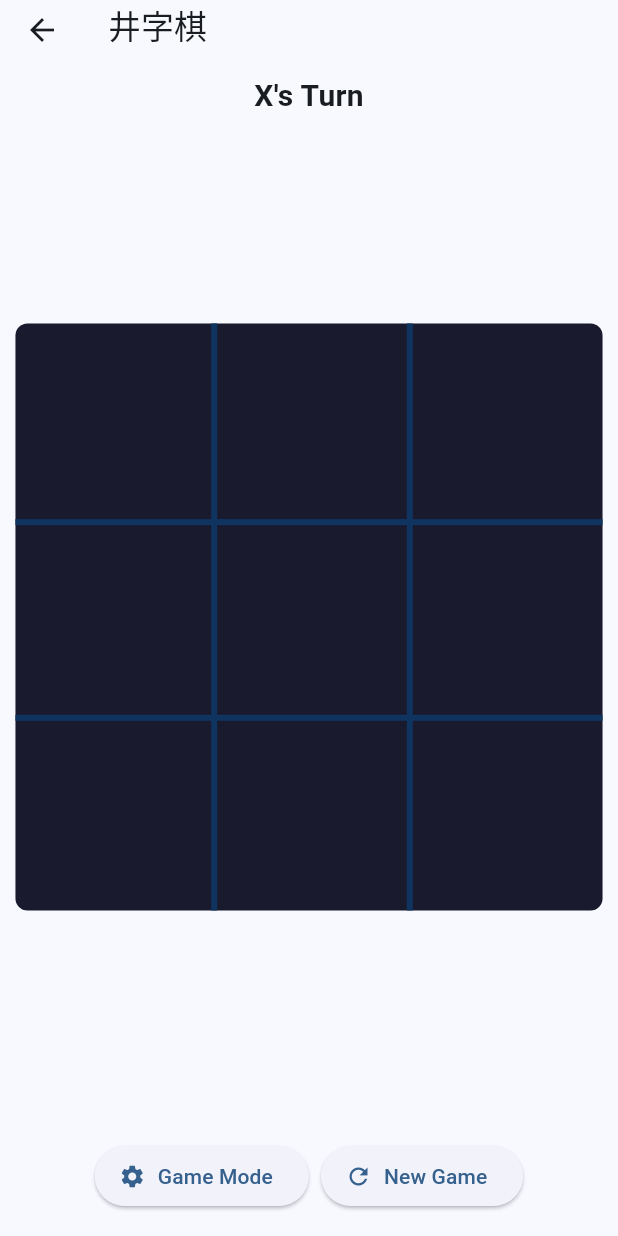
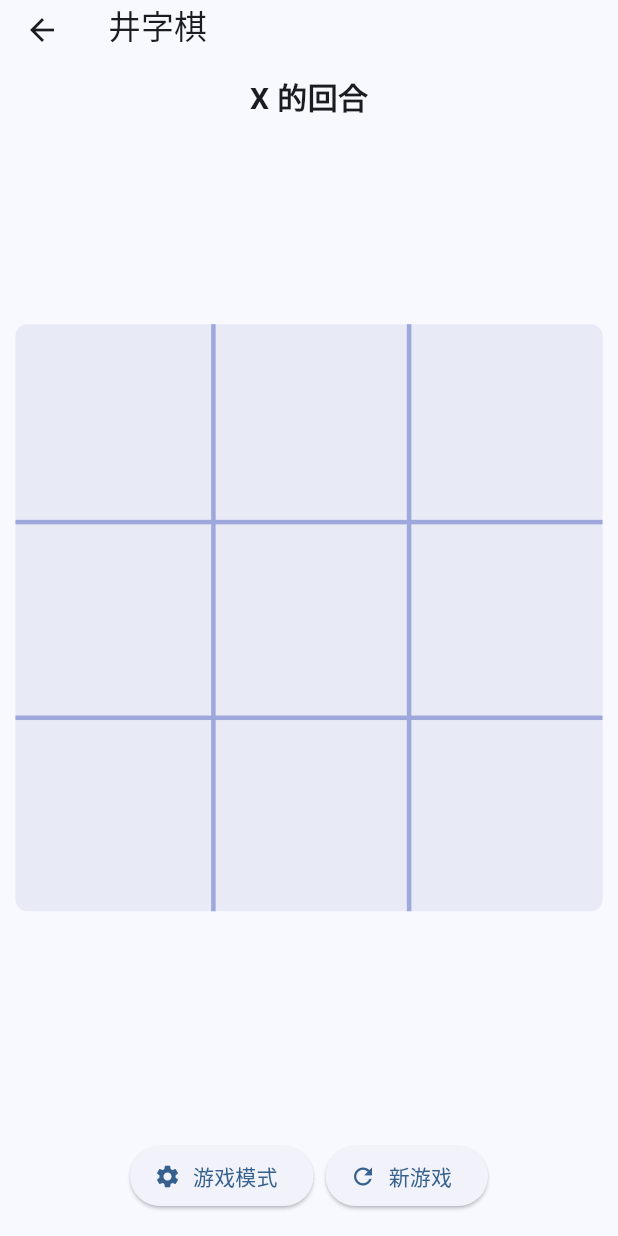
Before and after one commit to neohope/GeminiGameDemo, a Flutter app: the TicTacToePage screen opened by its route, on a phone screen of 412 x 824 dp. Run offline on Flutter 3.47's test engine with Material 3 defaults, Android fonts, the phone set to English and light mode, and no system bars; our stand-ins replace equatable, flutter_riverpod, go_router, shared_preferences; accounts and stored records are empty.

Commit message:
TicTacToe: lighter colors and Chinese UI

```diff
--- a/lib/features/games/tictactoe/presentation/pages/tictactoe_page.dart
+++ b/lib/features/games/tictactoe/presentation/pages/tictactoe_page.dart
@@ -44,16 +44,16 @@ class TicTacToePage extends ConsumerWidget {
     if (board.status == GameStatus.playing) {
       if (board.mode == GameMode.hva) {
         final isHumanTurn = board.currentPlayer == board.humanPlayer;
-        text = isHumanTurn ? 'Your Turn (${board.currentPlayer == Player.x ? 'X' : 'O'})' : 'AI Thinking...';
+        text = isHumanTurn ? '你的回合 (${board.currentPlayer == Player.x ? 'X' : 'O'})' : 'AI 思考中...';
       } else {
-        text = '${board.currentPlayer == Player.x ? 'X' : 'O'}\'s Turn';
+        text = '${board.currentPlayer == Player.x ? 'X' : 'O'} 的回合';
       }
     } else if (board.status == GameStatus.xWon) {
-      text = 'X Wins!';
+      text = 'X 获胜！';
     } else if (board.status == GameStatus.oWon) {
-      text = 'O Wins!';
+      text = 'O 获胜！';
     } else {
-      text = 'Draw!';
+      text = '平局！';
     }
 
     return Padding(
@@ -68,11 +68,11 @@ class TicTacToePage extends ConsumerWidget {
   Widget _buildGameOver(BuildContext context, TicTacToeBoard board, TicTacToeNotifier notifier) {
     String message;
     if (board.status == GameStatus.xWon) {
-      message = 'X Wins!';
+      message = 'X 获胜！';
     } else if (board.status == GameStatus.oWon) {
-      message = 'O Wins!';
+      message = 'O 获胜！';
     } else {
-      message = 'It\'s a Draw!';
+      message = '平局！';
     }
 
     return Container(
@@ -101,12 +101,12 @@ class TicTacToePage extends ConsumerWidget {
               ElevatedButton.icon(
                 onPressed: () => _showModeSelection(context, notifier),
                 icon: const Icon(Icons.settings),
-                label: const Text('Game Mode'),
+                label: const Text('游戏模式'),
               ),
               ElevatedButton.icon(
                 onPressed: () => notifier.reset(mode: board.mode, humanPlayer: board.humanPlayer),
                 icon: const Icon(Icons.refresh),
-                label: const Text('New Game'),
+                label: const Text('新游戏'),
               ),
             ],
           ),
@@ -119,26 +119,26 @@ class TicTacToePage extends ConsumerWidget {
     showDialog(
       context: context,
       builder: (context) => AlertDialog(
-        title: const Text('Select Game Mode'),
+        title: const Text('选择游戏模式'),
         content: Column(
           mainAxisSize: MainAxisSize.min,
           children: [
             ListTile(
-              title: const Text('Human vs Human'),
+              title: const Text('双人对战'),
               onTap: () {
                 notifier.reset(mode: GameMode.hvh);
                 Navigator.pop(context);
               },
             ),
             ListTile(
-              title: const Text('Human vs AI (Play as X)'),
+              title: const Text('人机对战（你执 X）'),
               onTap: () {
                 notifier.reset(mode: GameMode.hva, humanPlayer: Player.x);
                 Navigator.pop(context);
               },
             ),
             ListTile(
-              title: const Text('Human vs AI (Play as O)'),
+              title: const Text('人机对战（你执 O）'),
               onTap: () {
                 notifier.reset(mode: GameMode.hva, humanPlayer: Player.o);
                 // AI plays first as X
--- a/lib/features/games/tictactoe/presentation/widgets/tictactoe_board_widget.dart
+++ b/lib/features/games/tictactoe/presentation/widgets/tictactoe_board_widget.dart
@@ -24,7 +24,7 @@ class TicTacToeBoardWidget extends StatelessWidget {
           width: boardSize,
           height: boardSize,
           decoration: BoxDecoration(
-            color: const Color(0xFF1A1A2E),
+            color: const Color(0xFFE8EAF6),
             borderRadius: BorderRadius.circular(8),
           ),
           child: Stack(
@@ -47,18 +47,18 @@ class TicTacToeBoardWidget extends StatelessWidget {
           left: cellSize,
           top: 0,
           child: Container(
-            width: 4,
+            width: 3,
             height: boardSize,
-            color: const Color(0xFF0F3460),
+            color: const Color(0xFF9FA8DA),
           ),
         ),
         Positioned(
           left: cellSize * 2,
           top: 0,
           child: Container(
-            width: 4,
+            width: 3,
             height: boardSize,
-            color: const Color(0xFF0F3460),
+            color: const Color(0xFF9FA8DA),
           ),
         ),
         // Horizontal lines
@@ -67,8 +67,8 @@ class TicTacToeBoardWidget extends StatelessWidget {
           top: cellSize,
           child: Container(
             width: boardSize,
-            height: 4,
-            color: const Color(0xFF0F3460),
+            height: 3,
+            color: const Color(0xFF9FA8DA),
           ),
         ),
         Positioned(
@@ -76,8 +76,8 @@ class TicTacToeBoardWidget extends StatelessWidget {
           top: cellSize * 2,
           child: Container(
             width: boardSize,
-            height: 4,
-            color: const Color(0xFF0F3460),
+            height: 3,
+            color: const Color(0xFF9FA8DA),
           ),
         ),
       ],
@@ -108,8 +108,8 @@ class TicTacToeBoardWidget extends StatelessWidget {
                             fontSize: cellSize * 0.6,
                             fontWeight: FontWeight.bold,
                             color: isWinningTile
-                                ? const Color(0xFFE94560)
-                                : (player == Player.x ? const Color(0xFFE94560) : const Color(0xFF0F3460)),
+                                ? const Color(0xFFFF5252)
+                                : (player == Player.x ? const Color(0xFF3949AB) : const Color(0xFF66BB6A)),
                           ),
                         )
                       : null,
@@ -150,7 +150,7 @@ class _WinningLinePainter extends CustomPainter {
   @override
   void paint(Canvas canvas, Size size) {
     final paint = Paint()
-      ..color = const Color(0xFFE94560)
+      ..color = const Color(0xFFFF5252)
       ..strokeWidth = 6
       ..strokeCap = StrokeCap.round;
 
```
